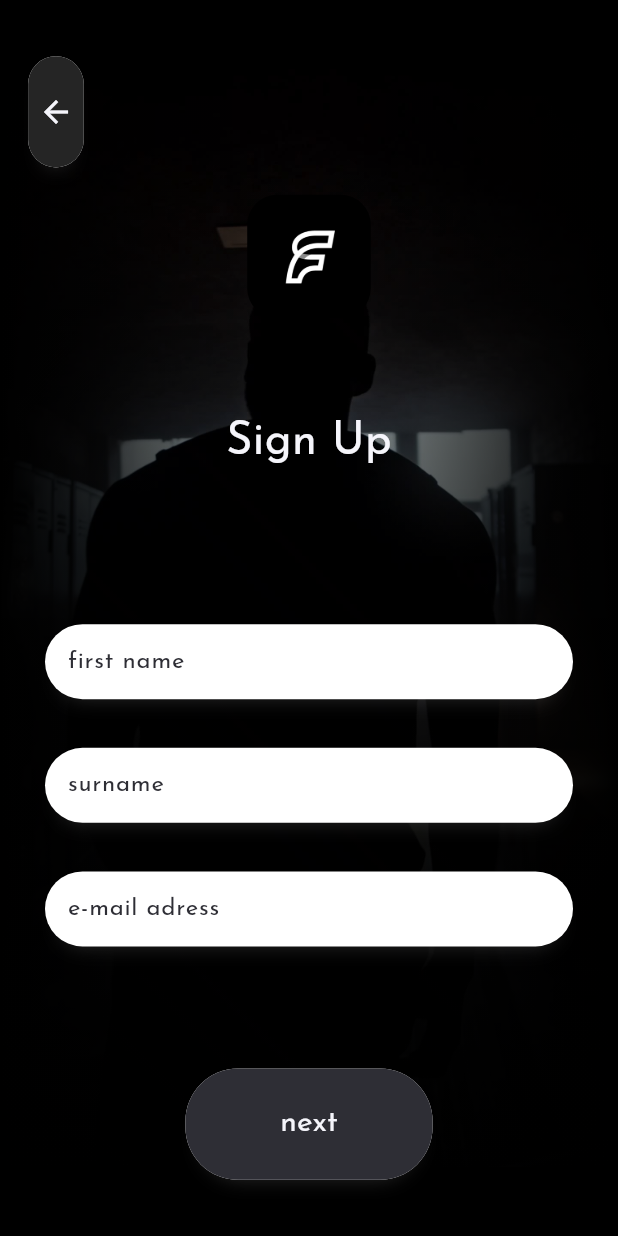
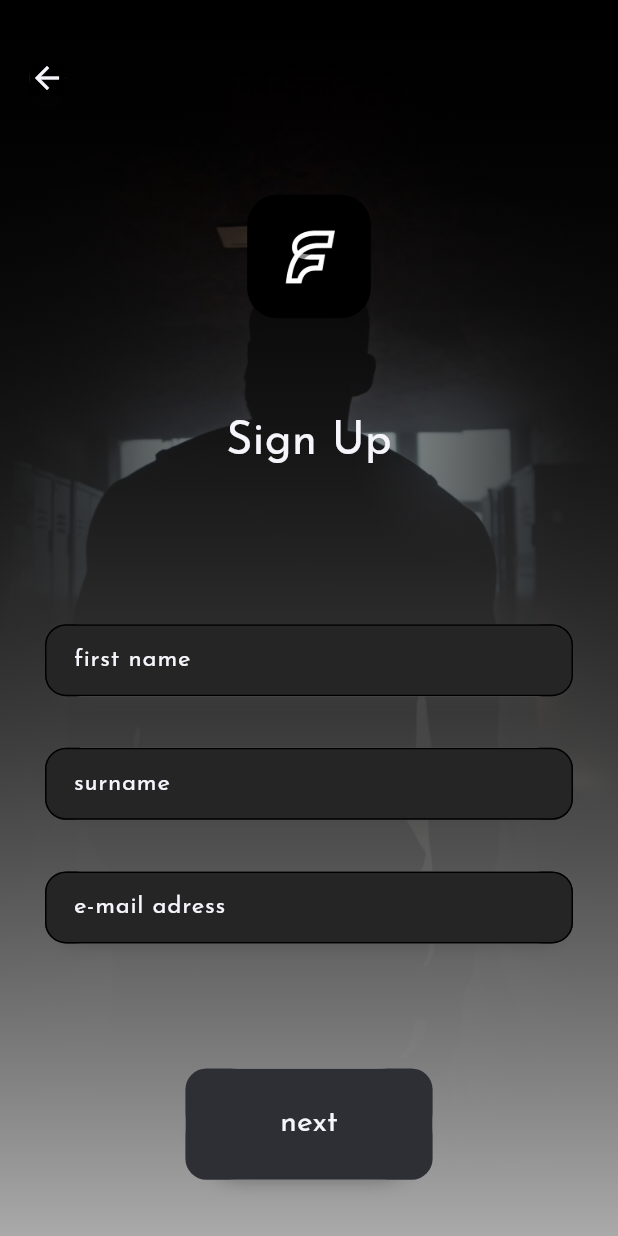
Before and after one commit to badbryany/Flexify, a Flutter app: the SignUp screen opened directly, on a phone screen of 412 x 824 dp. Run offline on Flutter 3.47's test engine with Material 3 defaults, Android fonts, the phone set to English and light mode, and no system bars; our stand-ins replace connectivity_plus, fl_chart, flutter_svg, google_nav_bar, page_transition, shared_preferences and 1 more; accounts and stored records are empty.

```diff
--- a/lib/SignInSignUp/SignUp/signUp1.dart
+++ b/lib/SignInSignUp/SignUp/signUp1.dart
@@ -2,39 +2,47 @@ import 'package:flutter/material.dart';
 import 'package:flexify/SignInSignUp/widgets/input.dart';
 
 class SignUp1 extends StatefulWidget {
-  const SignUp1({super.key});
+  const SignUp1({
+    super.key,
+    required this.firstNameController,
+    required this.surnameController,
+    required this.emailAddressController,
+  });
+
+  final TextEditingController firstNameController;
+  final TextEditingController surnameController;
+  final TextEditingController emailAddressController;
 
   @override
   State<SignUp1> createState() => _SignUp1State();
 }
 
 class _SignUp1State extends State<SignUp1> {
-  TextEditingController firstNameController = TextEditingController();
-  TextEditingController surnameController = TextEditingController();
-  TextEditingController emailAddressController = TextEditingController();
+
   bool visible = false;
 
   @override
   Widget build(BuildContext context) {
+
     List<Map<String, dynamic>> inputs = [
       {
         'labelText': 'first name',
         'hintText': 'Peter',
-        'controller': firstNameController,
+        'controller': widget.firstNameController,
         'icon': null,
         'password': false,
       },
       {
         'labelText': 'surname',
         'hintText': 'Pan',
-        'controller': surnameController,
+        'controller': widget.surnameController,
         'icon': null,
         'password': false,
       },
       {
         'labelText': 'e-mail adress',
         'hintText': 'peter.pan@email.com',
-        'controller': emailAddressController,
+        'controller': widget.emailAddressController,
         'icon': null,
         'password': false,
       },
@@ -45,7 +53,7 @@ class _SignUp1State extends State<SignUp1> {
       child: Column(
         mainAxisAlignment: MainAxisAlignment.spaceAround,
         children: [
-          // input
+// input
           Container(
             alignment: const Alignment(1, 0.5),
             child: SizedBox(
--- a/lib/SignInSignUp/signUp.dart
+++ b/lib/SignInSignUp/signUp.dart
@@ -3,7 +3,10 @@ import 'package:flexify/SignInSignUp/widgets/button.dart';
 import 'package:flexify/SignInSignUp/widgets/background.dart';
 import 'package:flexify/SignInSignUp/SignUp/signUp1.dart';
 import 'package:flexify/SignInSignUp/SignUp/signUp2.dart';
+import 'package:flexify/pages/dashboard.dart';
 import 'package:flexify/data/globalVariables.dart';
+import 'package:page_transition/page_transition.dart';
+import 'package:shared_preferences/shared_preferences.dart';
 
 class SignUp extends StatefulWidget {
   const SignUp({super.key});
@@ -12,19 +15,44 @@ class SignUp extends StatefulWidget {
   State<SignUp> createState() => _SignUpState();
 }
 
-Widget? refresh;
-int pageSwitch = 0;
-String nextButtonText = 'next';
+class _SignUpState extends State<SignUp> {
+  TextEditingController firstNameController = TextEditingController();
+  TextEditingController surnameController = TextEditingController();
+  TextEditingController emailAddressController = TextEditingController();
+  TextEditingController usernameController = TextEditingController();
+  TextEditingController passwordController = TextEditingController();
+  Widget? refresh;
+  int pageSwitch = 0;
+  String nextButtonText = 'next';
 
-class _SignUpState extends State<SignUp> {
+  setPersonalData() async {
+    SharedPreferences prefs = await SharedPreferences.getInstance();
+    prefs.setString('firstName', firstNameController.text);
+    prefs.setString('surname', surnameController.text);
+    prefs.setString('emailAddress', emailAddressController.text);
+  }
+
+  setLogInData() async {
+    SharedPreferences prefs = await SharedPreferences.getInstance();
+    prefs.setString('username', usernameController.text);
+    prefs.setString('password', passwordController.text);
+  }
+
   @override
   Widget build(BuildContext context) {
     if (pageSwitch == 0) {
-      refresh = const SignUp1();
+      refresh = SignUp1(
+        firstNameController: firstNameController,
+        surnameController: surnameController,
+        emailAddressController: emailAddressController,
+      );
       nextButtonText = 'next';
     }
     if (pageSwitch == 1) {
-      refresh = const SignUp2();
+      refresh = SignUp2(
+        usernameController: usernameController,
+        passwordController: passwordController,
+      );
       nextButtonText = 'finish';
     }
     return Scaffold(
@@ -78,8 +106,31 @@ class _SignUpState extends State<SignUp> {
             alignment: Alignment.bottomCenter * 0.9,
             child: ButtonWithText(
               text: nextButtonText,
-              onTap: () {
-                pageSwitch++;
+              onTap: () async {
+                if (nextButtonText == 'next') {
+                  setPersonalData();
+                  SharedPreferences prefs =
+                      await SharedPreferences.getInstance();
+                  if (prefs.getString('firstName') != '' &&
+                      prefs.getString('surname') != '' &&
+                      prefs.getString('emailAddress') != '') {
+                    pageSwitch++;
+                  }
+                } else {
+                  setLogInData();
+                  SharedPreferences prefs =
+                      await SharedPreferences.getInstance();
+                  if (prefs.getString('username') != '' &&
+                      prefs.getString('password') != '') {
+                    prefs.setBool('signedUp', true);
+                    Navigator.of(context).push(
+                      PageTransition(
+                        child: const Dashboard(),
+                        type: PageTransitionType.fade,
+                      ),
+                    );
+                  }
+                }
                 setState(() {});
               },
             ),
@@ -89,10 +140,3 @@ class _SignUpState extends State<SignUp> {
     );
   }
 }
-
-                // if (usernameInput.toString() != '' &&
-                //     passwordInput.toString() != '' &&
-                //     passwordInput.toString().length > 5) {
-                //   setUsername();
-                //   setPassword();
-                // }
--- a/lib/SignInSignUp/widgets/background.dart
+++ b/lib/SignInSignUp/widgets/background.dart
@@ -59,12 +59,12 @@ class Background extends StatelessWidget {
         ),
 // gradient
         Container(
-          decoration: const BoxDecoration(
+          decoration: BoxDecoration(
             gradient: LinearGradient(
               begin: Alignment.bottomCenter,
               end: Alignment.topCenter,
               colors: [
-                Colors.black,
+                Theme.of(context).colorScheme.shadow,
                 Colors.transparent,
               ],
             ),
--- a/lib/SignInSignUp/widgets/button.dart
+++ b/lib/SignInSignUp/widgets/button.dart
@@ -27,7 +27,7 @@ class _ButtonWithTextState extends State<ButtonWithText> {
           borderRadius: borderRadius,
           child: Container(
             decoration: BoxDecoration(
-              borderRadius: BorderRadius.circular(borderRadius),
+              borderRadius: BorderRadius.circular(borderRadius * 0.4),
               color: Theme.of(context).colorScheme.background,
             ),
             child: GestureDetector(
@@ -61,20 +61,18 @@ class ImageButton extends StatelessWidget {
   @override
   Widget build(BuildContext context) {
     return Shadow(
-      borderRadius: borderRadius - 25,
+      borderRadius: borderRadius * 0.2,
       child: BounceElement(
         child: SizedBox(
           width: MediaQuery.of(context).size.width * 0.1,
           height: MediaQuery.of(context).size.width * 0.1,
           child: Container(
             decoration: BoxDecoration(
-              borderRadius: BorderRadius.circular(borderRadius - 25),
-              border: Border.all(
-                color: Theme.of(context).colorScheme.onBackground,
-              ),
+              color: Theme.of(context).colorScheme.background,
+              borderRadius: BorderRadius.circular(borderRadius * 0.2),
             ),
             child: GestureDetector(
-              onTap: onTap(),
+              onTap: onTap,
               child: Center(
                 child: image,
               ),
@@ -103,23 +101,16 @@ class _ButtonWithIconState extends State<ButtonWithIcon> {
   @override
   Widget build(BuildContext context) {
     return BounceElement(
-      child: SizedBox(
-        width: MediaQuery.of(context).size.width * 0.09,
-        height: MediaQuery.of(context).size.height * 0.09,
       child: Shadow(
         borderRadius: borderRadius,
         child: Container(
-            decoration: BoxDecoration(
-              color: Theme.of(context).colorScheme.onSurface,
-              borderRadius: BorderRadius.circular(borderRadius),
-            ),
+          color: Colors.black,
           child: GestureDetector(
             onTap: widget.onTap,
             child: widget.icon,
           ),
         ),
       ),
-      ),
     );
   }
 }
--- a/lib/SignInSignUp/widgets/fastSignIn.dart
+++ b/lib/SignInSignUp/widgets/fastSignIn.dart
@@ -14,7 +14,7 @@ class _FastSigninState extends State<FastSignin> {
       'image': 'assets/icon/google.png',
     },
     {
-      'image': 'assets/icon/apple.png',
+      'image': 'assets/icon/apple2.png',
     },
   ];
 
--- a/lib/SignInSignUp/widgets/input.dart
+++ b/lib/SignInSignUp/widgets/input.dart
@@ -32,25 +32,35 @@ class Input extends StatelessWidget {
             Shadow(
               borderRadius: borderRadius,
               child: TextFormField(
-                onTap: () {},
-                textInputAction: TextInputAction.done,
-                obscureText: password,
-                cursorColor: Theme.of(context).colorScheme.background,
-                controller: controller,
-                style: TextStyle(
-                  color: Theme.of(context).colorScheme.background,
-                ),
                 decoration: InputDecoration(
-                  hintText: hintText,
-                  border: InputBorder.none,
-                  labelText: labelText,
                   contentPadding: const EdgeInsets.only(
                     left: 15,
                     bottom: 10,
                   ),
                   labelStyle: TextStyle(
-                    color: Theme.of(context).colorScheme.background,
+                    color: Theme.of(context).colorScheme.surface,
                   ),
+                  focusedBorder: OutlineInputBorder(
+                    borderRadius: BorderRadius.circular(borderRadius * 0.4),
+                  ),
+                  enabledBorder: OutlineInputBorder(
+                    borderRadius: BorderRadius.circular(borderRadius * 0.4),
+                  ),
+                  hintStyle: TextStyle(
+                    color: Theme.of(context).colorScheme.onBackground,
+                  ),
+                  filled: true,
+                  fillColor: Theme.of(context).colorScheme.onSurface,
+                  hintText: hintText,
+                  border: InputBorder.none,
+                  labelText: labelText,
+                ),
+                textInputAction: TextInputAction.done,
+                obscureText: password,
+                cursorColor: Theme.of(context).colorScheme.surface,
+                controller: controller,
+                style: TextStyle(
+                  color: Theme.of(context).colorScheme.surface,
                 ),
               ),
             ),
--- a/lib/main.dart
+++ b/lib/main.dart
@@ -1,6 +1,5 @@
+import 'package:flutter/material.dart';
 import 'package:flexify/SignInSignUp/deside.dart';
-import 'package:flutter/material.dart';
-import 'package:flexify/pages/dashboard.dart';
 
 void main() {
   runApp(const MyApp());
```
Also changed, not shown: lib/SignInSignUp/SignUp/signUp2.dart (+9 -5 lines), lib/SignInSignUp/choose.dart (+23 -0 lines), lib/SignInSignUp/deside.dart (+0 -9 lines), lib/SignInSignUp/signIn.dart (+25 -43 lines), assets/icon/apple2.png (added). Lines whose indentation alone changed are shown as unchanged.
